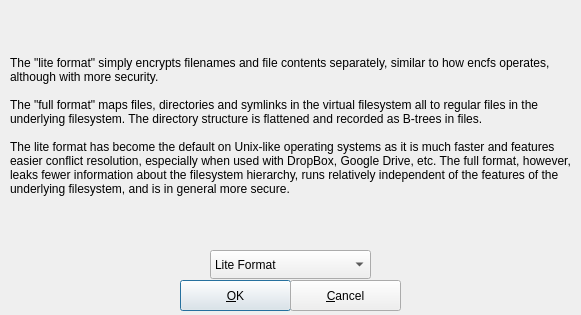
Old version of the form src/securefscreateoptions.ui in the repository mhogomchungu/sirikali.
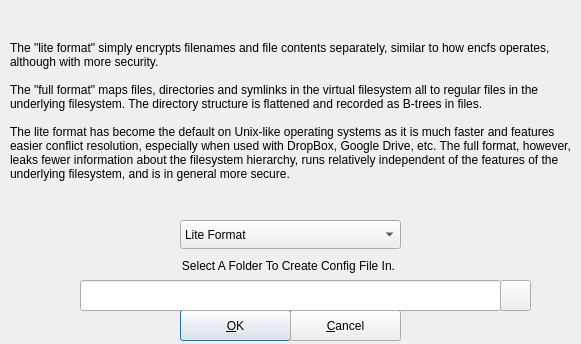
New version of the form.

Commit message: readd options to set config file path when creating volumes,the feature was lost during refactoring

```diff
--- a/src/securefscreateoptions.ui
+++ b/src/securefscreateoptions.ui
@@ -7,7 +7,7 @@
     <x>0</x>
     <y>0</y>
     <width>581</width>
-    <height>315</height>
+    <height>344</height>
    </rect>
   </property>
   <property name="windowTitle">
@@ -19,9 +19,12 @@
      <x>10</x>
      <y>0</y>
      <width>561</width>
-     <height>251</height>
+     <height>221</height>
     </rect>
    </property>
+   <property name="frameShadow">
+    <enum>QFrame::Raised</enum>
+   </property>
    <property name="text">
     <string>The &quot;lite format&quot; simply encrypts filenames and file contents separately, similar to how encfs operates, although with more security.
 
@@ -36,9 +39,9 @@
   <widget class="QComboBox" name="comboBox">
    <property name="geometry">
     <rect>
-     <x>210</x>
-     <y>250</y>
-     <width>161</width>
+     <x>180</x>
+     <y>220</y>
+     <width>221</width>
      <height>29</height>
     </rect>
    </property>
@@ -57,7 +60,7 @@
    <property name="geometry">
     <rect>
      <x>180</x>
-     <y>280</y>
+     <y>310</y>
      <width>111</width>
      <height>31</height>
     </rect>
@@ -70,7 +73,7 @@
    <property name="geometry">
     <rect>
      <x>290</x>
-     <y>280</y>
+     <y>310</y>
      <width>111</width>
      <height>31</height>
     </rect>
@@ -79,6 +82,45 @@
     <string>&amp;Cancel</string>
    </property>
   </widget>
+  <widget class="QLabel" name="label_2">
+   <property name="geometry">
+    <rect>
+     <x>43</x>
+     <y>250</y>
+     <width>491</width>
+     <height>31</height>
+    </rect>
+   </property>
+   <property name="text">
+    <string>Select A Folder To Create Config File In.</string>
+   </property>
+   <property name="alignment">
+    <set>Qt::AlignCenter</set>
+   </property>
+  </widget>
+  <widget class="QLineEdit" name="lineEdit">
+   <property name="geometry">
+    <rect>
+     <x>80</x>
+     <y>280</y>
+     <width>421</width>
+     <height>31</height>
+    </rect>
+   </property>
+  </widget>
+  <widget class="QPushButton" name="pbConfigFile">
+   <property name="geometry">
+    <rect>
+     <x>500</x>
+     <y>280</y>
+     <width>31</width>
+     <height>31</height>
+    </rect>
+   </property>
+   <property name="text">
+    <string/>
+   </property>
+  </widget>
  </widget>
  <resources/>
  <connections/>
```
The commit also changes 8 other files.
